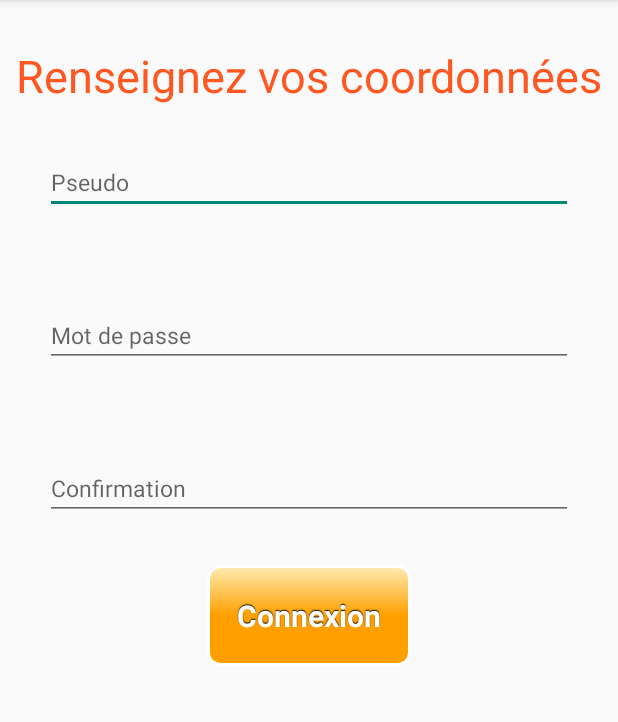
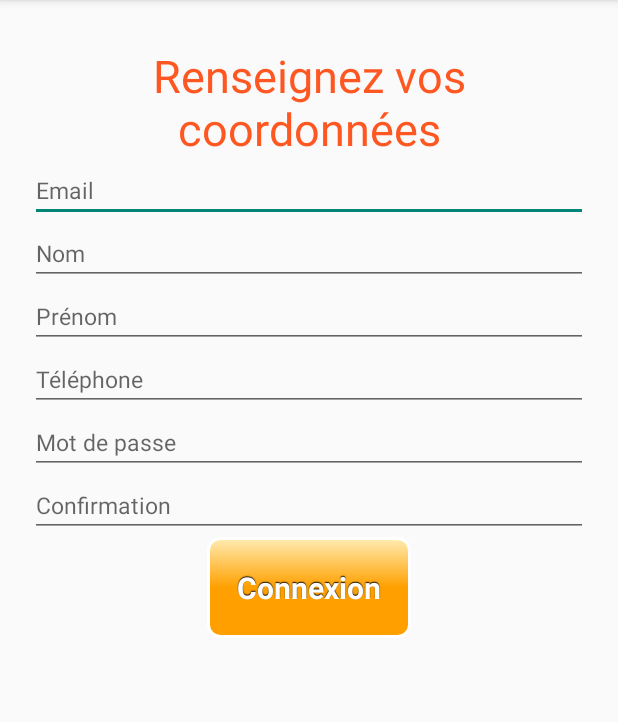
Before and after one commit to Playdric/SleepSafe, an Android app: the HebergerInscriptionActivity screen opened directly, with no data from a screen before it, after a tap on "Connexion", on a phone screen of 412 x 824 dp, the part 84-806 px from its top. Run offline under Robolectric (Android 15) with nearby library versions, the phone set to English and light mode, and no system bars; libraries missing offline, so code that uses them is left out: com.androidnetworking, com.androidnetworking.common, com.androidnetworking.error, com.androidnetworking.interfaces.

Commit message:
inscription working

```diff
--- a/app/src/main/AndroidManifest.xml
+++ b/app/src/main/AndroidManifest.xml
@@ -23,7 +23,7 @@
         <activity android:name=".hebergerinscription.HebergerInscriptionActivity" />
         <activity android:name=".hebergerinformation.HebergerInformationActivity">
             <intent-filter>
-                <action android:name="com.example.FCM_NOTIFICATION" />
+                <action android:name="kdshvlshl" />
                 <category android:name="android.intent.category.DEFAULT" />
             </intent-filter>
         </activity>
--- a/app/src/main/java/com/team/dream/sleepsafe/BaseApplication.java
+++ b/app/src/main/java/com/team/dream/sleepsafe/BaseApplication.java
@@ -6,7 +6,8 @@ import com.androidnetworking.AndroidNetworking;
 
 public class BaseApplication extends Application {
 
-    public static String BASE_URL = "http://10.33.1.117:3000";
+    public static String BASE_URL = "http://10.0.2.2:3000";
+    public static final String FCM_ID = "FCM_ID";
 
     @Override
     public void onCreate() {
--- a/app/src/main/java/com/team/dream/sleepsafe/MyFireBaseMessagingService.java
+++ b/app/src/main/java/com/team/dream/sleepsafe/MyFireBaseMessagingService.java
@@ -16,7 +16,7 @@ public class MyFireBaseMessagingService extends FirebaseMessagingService {
         Log.d(TAG, "Refreshed token: " + token);
         SharedPreferences sharedPref = getApplicationContext().getSharedPreferences("pref", Context.MODE_PRIVATE);
         SharedPreferences.Editor editor = sharedPref.edit();
-        editor.putString("FCM_ID", token);
+        editor.putString(BaseApplication.FCM_ID, token);
         editor.apply();
         // If you want to send messages to this application instance or
         // manage this apps subscriptions on the server side, send the
--- a/app/src/main/java/com/team/dream/sleepsafe/hebergerinscription/HebergerInscriptionActivity.java
+++ b/app/src/main/java/com/team/dream/sleepsafe/hebergerinscription/HebergerInscriptionActivity.java
@@ -15,9 +15,12 @@ public class HebergerInscriptionActivity extends AppCompatActivity implements IH
 
     private HebergerInscriptionActivityPresenter presenter;
     private Button btnConection;
-    private EditText edtPseudo;
+    private EditText edtEmail;
     private EditText edtPassword;
     private EditText edtPasswordConfirmation;
+    private EditText edtFirstname;
+    private EditText edtLastname;
+    private EditText edtPhone;
 
     @Override
     protected void onCreate(Bundle savedInstanceState) {
@@ -36,7 +39,10 @@ public class HebergerInscriptionActivity extends AppCompatActivity implements IH
             @Override
             public void onClick(View v) {
                 presenter.registration(
-                        edtPseudo.getText().toString(),
+                        edtEmail.getText().toString(),
+                        edtFirstname.getText().toString(),
+                        edtLastname.getText().toString(),
+                        edtPhone.getText().toString(),
                         edtPassword.getText().toString(),
                         edtPasswordConfirmation.getText().toString());
             }
@@ -46,9 +52,12 @@ public class HebergerInscriptionActivity extends AppCompatActivity implements IH
 
     private void initView() {
         this.btnConection = findViewById(R.id.btn_inscription);
-        this.edtPseudo = findViewById(R.id.edt_pseudo);
+        this.edtEmail = findViewById(R.id.edt_email);
         this.edtPassword = findViewById(R.id.edt_password);
         this.edtPasswordConfirmation = findViewById(R.id.edt_password_confirmation);
+        this.edtPhone = findViewById(R.id.edt_phone_number);
+        this.edtFirstname = findViewById(R.id.edt_firstname);
+        this.edtLastname = findViewById(R.id.edt_lastname);
     }
 
     @Override
--- a/app/src/main/java/com/team/dream/sleepsafe/hebergerinscription/IHebergerInscriptionActivityPresenter.java
+++ b/app/src/main/java/com/team/dream/sleepsafe/hebergerinscription/IHebergerInscriptionActivityPresenter.java
@@ -2,6 +2,6 @@ package com.team.dream.sleepsafe.hebergerinscription;
 
 public interface IHebergerInscriptionActivityPresenter {
 
-    void registration(String pseudo, String password, String passwordConfirmation);
+    void registration(String email, String firstname, String lastname, String phoneNumber, String password, String passwordConfirmation);
 
 }
--- a/app/src/main/java/com/team/dream/sleepsafe/homescreen/MainActivity.java
+++ b/app/src/main/java/com/team/dream/sleepsafe/homescreen/MainActivity.java
@@ -8,6 +8,7 @@ import android.view.View;
 import android.widget.Button;
 import android.widget.EditText;
 
+import com.team.dream.sleepsafe.BaseApplication;
 import com.team.dream.sleepsafe.R;
 import com.team.dream.sleepsafe.hebergerreceived.HebergerReceivedActivity;
 import com.team.dream.sleepsafe.herbergerconnection.HebergerConnectionActivity;
@@ -34,7 +35,7 @@ public class MainActivity extends AppCompatActivity implements IMainActivity{
         initView();
         initListener();
 
-
+        Log.d("bite", BaseApplication.BASE_URL + "/user/");
     }
 
     private void initListener() {
--- a/app/src/main/java/com/team/dream/sleepsafe/newsinister/NewSinisterActivityPresenter.java
+++ b/app/src/main/java/com/team/dream/sleepsafe/newsinister/NewSinisterActivityPresenter.java
@@ -37,8 +37,8 @@ public class NewSinisterActivityPresenter implements INewSinisterActivityPresent
         } catch (JSONException e) {
             e.printStackTrace();
         }
-        Log.d("test",BaseApplication.URL + "/sinister");
-        AndroidNetworking.post(BaseApplication.URL + "/sinister")
+        Log.d("test",BaseApplication.BASE_URL + "/sinister");
+        AndroidNetworking.post(BaseApplication.BASE_URL + "/sinister")
                 .addJSONObjectBody(jsonObject)
                 .build()
                 .getAsJSONObject(new JSONObjectRequestListener() {
--- a/app/src/main/res/layout/activity_heberger_connection.xml
+++ b/app/src/main/res/layout/activity_heberger_connection.xml
@@ -24,7 +24,7 @@
             android:id="@+id/edt_pseudo"
             android:layout_width="match_parent"
             android:layout_height="wrap_content"
-            android:hint="Pseudo"
+            android:hint="Email"
             android:textSize="15dp"
             android:layout_margin="30dp"
             android:textColor="@color/primary_dark"/>
--- a/app/src/main/res/layout/activity_heberger_inscription.xml
+++ b/app/src/main/res/layout/activity_heberger_inscription.xml
@@ -8,6 +8,7 @@
     <LinearLayout
         android:layout_width="match_parent"
         android:layout_height="match_parent"
+        android:paddingHorizontal="20dp"
         android:orientation="vertical">
 
         <TextView
@@ -21,30 +22,55 @@
             />
 
         <EditText
-            android:id="@+id/edt_pseudo"
+            android:id="@+id/edt_email"
             android:layout_width="match_parent"
             android:layout_height="wrap_content"
-            android:hint="Pseudo"
+            android:hint="Email"
+            android:inputType="textEmailAddress"
             android:textSize="15dp"
-            android:layout_margin="30dp"
+            android:textColor="@color/primary_dark"/>
+
+        <EditText
+            android:id="@+id/edt_firstname"
+            android:layout_width="match_parent"
+            android:layout_height="wrap_content"
+            android:hint="Nom"
+            android:textSize="15dp"
+            android:textColor="@color/primary_dark"/>
+
+        <EditText
+            android:id="@+id/edt_lastname"
+            android:layout_width="match_parent"
+            android:layout_height="wrap_content"
+            android:hint="Prénom"
+            android:textSize="15dp"
+            android:textColor="@color/primary_dark"/>
+
+        <EditText
+            android:id="@+id/edt_phone_number"
+            android:layout_width="match_parent"
+            android:layout_height="wrap_content"
+            android:hint="Téléphone"
+            android:textSize="15dp"
+            android:inputType="phone"
             android:textColor="@color/primary_dark"/>
 
         <EditText
             android:id="@+id/edt_password"
             android:layout_width="match_parent"
             android:layout_height="wrap_content"
+            android:inputType="textPassword"
             android:hint="Mot de passe"
             android:textSize="15dp"
-            android:layout_margin="30dp"
             android:textColor="@color/primary_dark"/>
 
         <EditText
             android:id="@+id/edt_password_confirmation"
             android:layout_width="match_parent"
+            android:inputType="textPassword"
             android:layout_height="wrap_content"
             android:hint="Confirmation"
             android:textSize="15dp"
-            android:layout_margin="30dp"
             android:textColor="@color/primary_dark"/>
 
             <android.support.v7.widget.AppCompatButton
```
Also changed, not shown: app/src/main/java/com/team/dream/sleepsafe/hebergerinscription/HebergerInscriptionActivityPresenter.java (+26 -9 lines).
